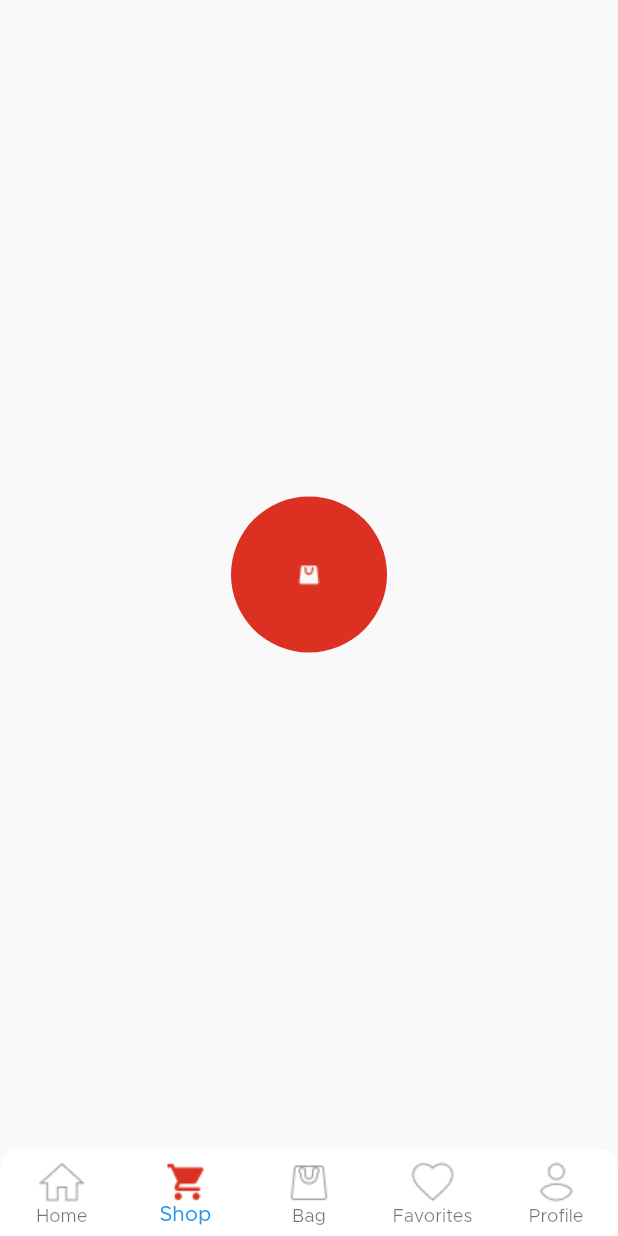
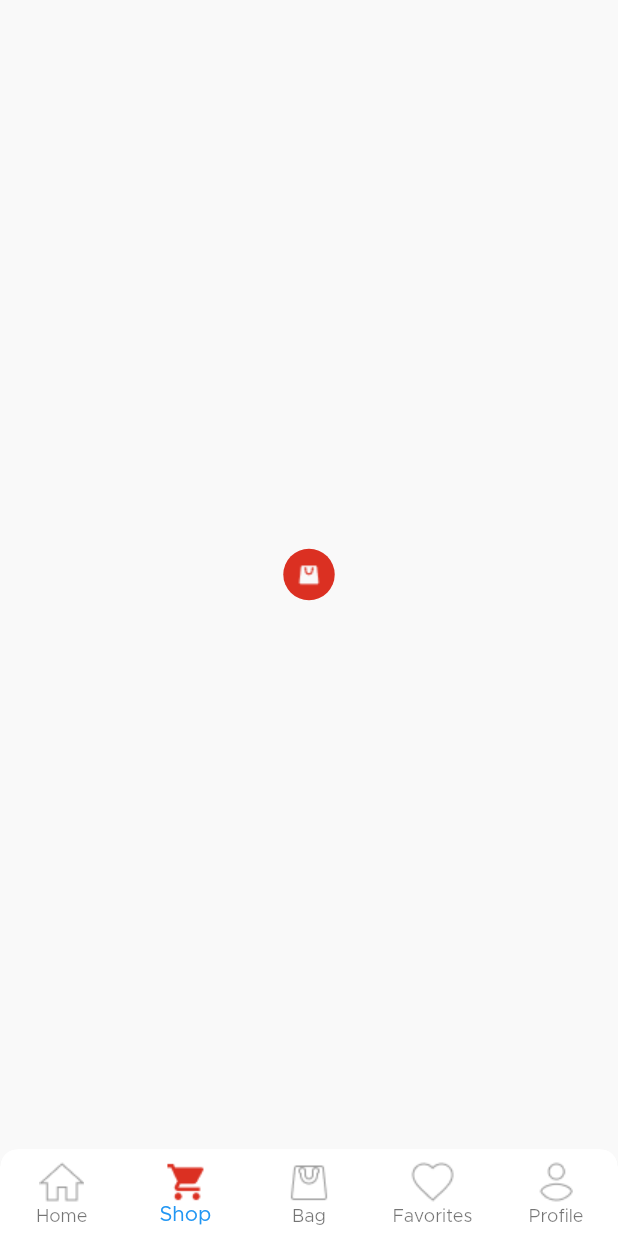
Before and after one commit to fdldestriana/fively-ecommerce, a Flutter app: the screen it shows after launch, item 2 of the bottom bar chosen, on a phone screen of 412 x 824 dp. Run offline on Flutter 3.47's test engine with Material 2 defaults, Android fonts, the phone set to English and light mode, and no system bars; our stand-ins replace email_validator, flutter_screenutil; network calls fail.

Commit message:
fix add to bag button issue

```diff
--- a/lib/widgets/buttons/add_to_bag_button.dart
+++ b/lib/widgets/buttons/add_to_bag_button.dart
@@ -7,9 +7,9 @@ class AddToBagButton extends StatelessWidget {
 
   @override
   Widget build(BuildContext context) {
-    print('rebuild');
     return LayoutBuilder(
-      builder: (BuildContext _, BoxConstraints constraints) => Container(
+      builder: (BuildContext _, BoxConstraints constraints) => Center(
+        child: Container(
           width: constraints.maxWidth * 0.10,
           height: constraints.maxHeight * 0.35,
           decoration: const BoxDecoration(
@@ -17,9 +17,11 @@ class AddToBagButton extends StatelessWidget {
             color: Color(0xFFDB3022),
           ),
           child: IconButton(
-          iconSize: 48,
+            padding: EdgeInsets.zero,
+            // iconSize: constraints.maxWidth * 0.07,
             icon: Image.asset('assets/images/buttons/add_to_bag.png'),
             onPressed: () {},
+          ),
         ),
       ),
     );
```
Lines whose indentation alone changed are shown as unchanged.
